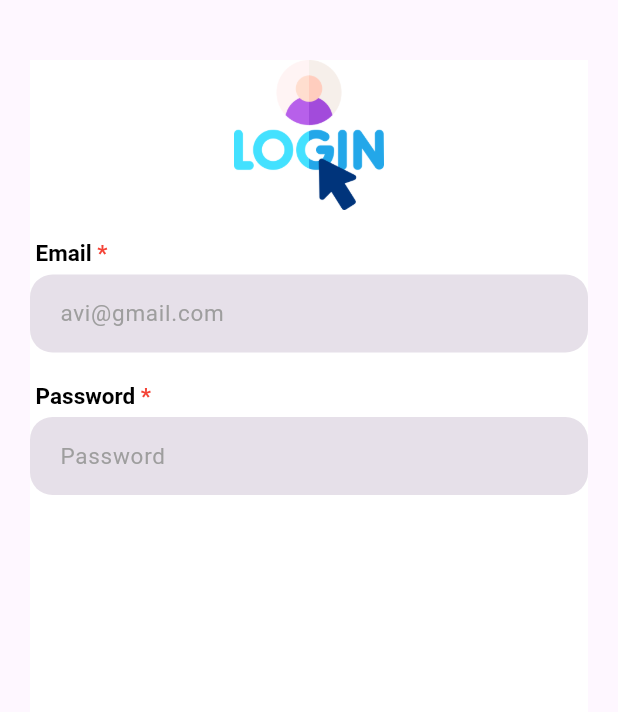
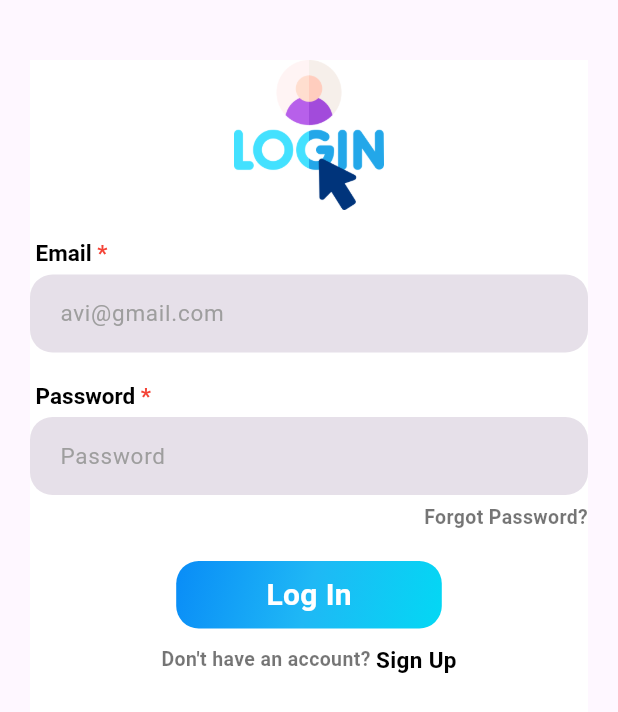
Before and after one commit to AvijitDasAvi/Quiz-App, a Flutter app: the screen it shows after launch, on a phone screen of 412 x 824 dp. Shown: the top 712 px of the screen. Run offline on Flutter 3.47's test engine with Material 3 defaults, Android fonts, the phone set to English and light mode, and no system bars.

Commit message:
Login page complete

```diff
--- a/lib/pages/login_page.dart
+++ b/lib/pages/login_page.dart
@@ -1,15 +1,28 @@
 import 'package:flutter/material.dart';
+import 'package:quiz_app/pages/home_page.dart';
+import 'package:quiz_app/pages/sign_up_page.dart';
+import 'package:quiz_app/widgets/gradient_color.dart';
 import 'package:quiz_app/widgets/text_widgets.dart';
 
-class LoginPage extends StatelessWidget {
+class LoginPage extends StatefulWidget {
   const LoginPage({super.key});
 
   @override
+  State<LoginPage> createState() => _LoginPageState();
+}
+
+class _LoginPageState extends State<LoginPage> {
+  @override
   Widget build(BuildContext context) {
+    final GlobalKey<FormState> _formKey = GlobalKey<FormState>();
+    bool _obscureText = true;
+
     return Scaffold(
       body: Container(
         margin: EdgeInsets.symmetric(vertical: 40.0, horizontal: 20.0),
         color: Colors.white,
+        child: Form(
+          key: _formKey,
           child: Column(
             crossAxisAlignment: CrossAxisAlignment.start,
             children: [
@@ -48,6 +61,17 @@ class LoginPage extends StatelessWidget {
                 height: 5.0,
               ),
               TextFormField(
+                validator: (value) {
+                  if (value == null || value.isEmpty) {
+                    return 'Please enter your email';
+                  }
+                  if (!RegExp(
+                          r'^[a-zA-Z0-9._%+-]+@[a-zA-Z0-9.-]+\.[a-zA-Z]{2,}$')
+                      .hasMatch(value)) {
+                    return 'Please enter a valid email address';
+                  }
+                  return null;
+                },
                 decoration: InputDecoration(
                   hintText: "avi@gmail.com",
                   hintStyle: AppTextStyle.labelStyle(),
@@ -91,6 +115,17 @@ class LoginPage extends StatelessWidget {
                 height: 5.0,
               ),
               TextFormField(
+                obscureText: _obscureText,
+                validator: (value) {
+                  if (value == null || value.isEmpty) {
+                    return 'Please enter your password';
+                  }
+
+                  if (value.length < 6) {
+                    return 'Password must be at least 6 characters';
+                  }
+                  return null;
+                },
                 decoration: InputDecoration(
                   hintText: "Password",
                   hintStyle: AppTextStyle.labelStyle(),
@@ -107,7 +142,91 @@ class LoginPage extends StatelessWidget {
                   ),
                 ),
               ),
+              SizedBox(
+                height: 5.0,
+              ),
+              Align(
+                alignment: Alignment.centerRight,
+                child: Text(
+                  "Forgot Password?",
+                  style: TextStyle(
+                    fontSize: 13.0,
+                    fontWeight: FontWeight.w700,
+                    color: Colors.black54,
+                  ),
+                ),
+              ),
+              SizedBox(
+                height: 20.0,
+              ),
+              GestureDetector(
+                onTap: () {
+                  if (_formKey.currentState?.validate() ?? false) {
+                    Navigator.push(
+                      context,
+                      MaterialPageRoute(
+                        builder: (context) => HomePage(),
+                      ),
+                    );
+                  }
+                },
+                child: Center(
+                  child: Container(
+                    padding: EdgeInsets.symmetric(
+                      vertical: 8.0,
+                      horizontal: 60.0,
+                    ),
+                    decoration: BoxDecoration(
+                      borderRadius: BorderRadius.circular(15.0),
+                      gradient: secondContainer(),
+                    ),
+                    child: Text(
+                      "Log In",
+                      style: TextStyle(
+                        color: Colors.white,
+                        fontWeight: FontWeight.bold,
+                        fontSize: 20.0,
+                      ),
+                    ),
+                  ),
+                ),
+              ),
+              SizedBox(
+                height: 10.0,
+              ),
+              Row(
+                mainAxisAlignment: MainAxisAlignment.center,
+                children: [
+                  Text(
+                    "Don't have an account? ",
+                    style: TextStyle(
+                      fontSize: 13.0,
+                      fontWeight: FontWeight.w700,
+                      color: Colors.black54,
+                    ),
+                  ),
+                  GestureDetector(
+                    onTap: () {
+                      Navigator.push(
+                        context,
+                        MaterialPageRoute(
+                          builder: (context) => SignUpPage(),
+                        ),
+                      );
+                    },
+                    child: Text(
+                      "Sign Up",
+                      style: TextStyle(
+                        fontSize: 15.0,
+                        fontWeight: FontWeight.bold,
+                        color: Colors.black,
+                      ),
+                    ),
+                  ),
                 ],
+              ),
+            ],
+          ),
         ),
       ),
     );
```
Also changed, not shown: lib/pages/sign_up_page.dart (added, +10 -0 lines). Lines whose indentation alone changed are shown as unchanged.
